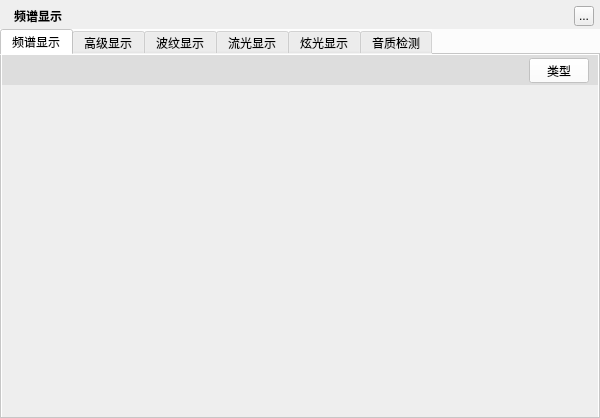
Greedysky/TTKMusicPlayer, file TTKModule/TTKWidget/musicUiKits/musicToolsetsKits/musicspectrumwidget.ui: the form before one commit.
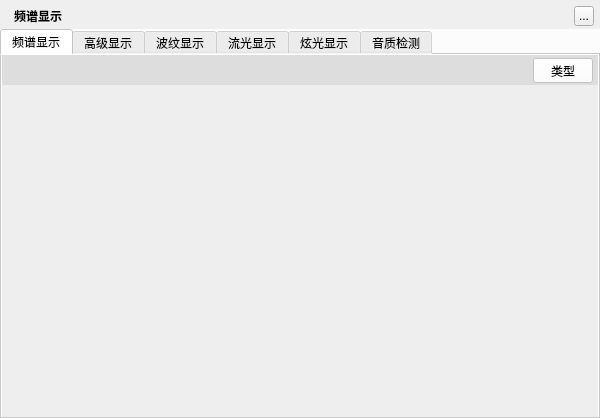
The form after the commit. Custom widgets are drawn as their Qt base class.

Commit message: refactor: Optimize visual widget margins[856781]

```diff
--- a/TTKModule/TTKWidget/musicUiKits/musicToolsetsKits/musicspectrumwidget.ui
+++ b/TTKModule/TTKWidget/musicUiKits/musicToolsetsKits/musicspectrumwidget.ui
@@ -121,13 +121,13 @@
         </property>
         <layout class="QHBoxLayout" name="spectrumNormalFunciontsLayout">
          <property name="leftMargin">
-          <number>9</number>
+          <number>5</number>
          </property>
          <property name="topMargin">
           <number>1</number>
          </property>
          <property name="rightMargin">
-          <number>9</number>
+          <number>5</number>
          </property>
          <property name="bottomMargin">
           <number>0</number>
```
Left out of the diff: 50 changed lines with no effect on the pictures. The commit also changes 2 other files.
